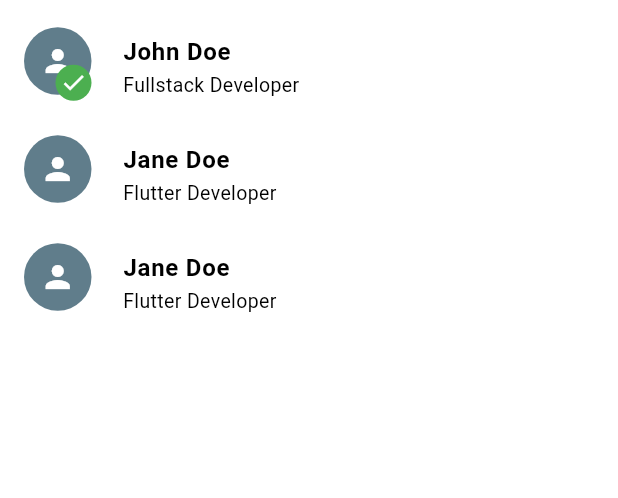
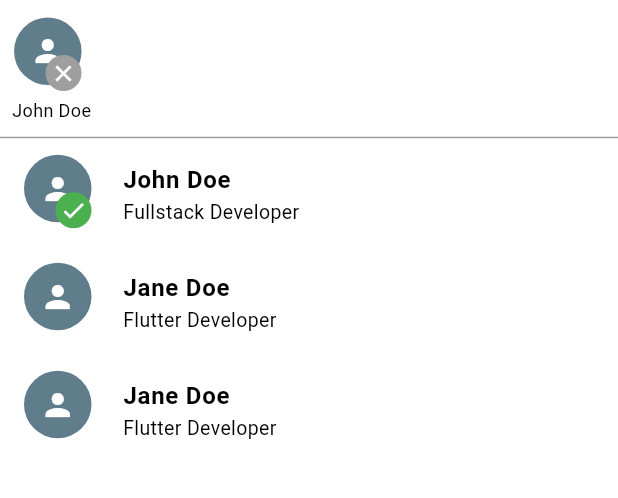
Before and after one commit to mrHeinrichh/ChatApp, a Flutter app: the CreateGroup screen opened directly, after a tap on "John Doe", on a phone screen of 412 x 824 dp, the part 71-569 px from its top. Run offline on Flutter 3.47's test engine with Material 3 defaults, Android fonts, the phone set to English and light mode, and no system bars; our stand-ins replace emoji_picker_flutter.

Commit message:
create 1 file and update 1 file

```diff
--- /dev/null
+++ b/lib/CustomUI/AvatarCard.dart
@@ -0,0 +1,54 @@
+import 'package:chatapp/Model/ChatModel.dart';
+import 'package:flutter/material.dart';
+
+class AvatarCard extends StatelessWidget {
+  const AvatarCard({super.key, required this.contact});
+
+  final ChatModel contact;
+
+  @override
+  Widget build(BuildContext context) {
+    return Padding(
+      padding: const EdgeInsets.symmetric(horizontal: 8.0, vertical: 2),
+      child: Column(
+        mainAxisAlignment: MainAxisAlignment.end,
+        children: [
+          Stack(
+            children: [
+              Container(
+                height: 53,
+                width: 50,
+                child: const Stack(
+                  children: [
+                    SizedBox(
+                      height: 45,
+                      width: 45,
+                      child: CircleAvatar(
+                        backgroundColor: Colors.blueGrey,
+                        radius: 23,
+                        child: Icon(Icons.person),
+                      ),
+                    ),
+                    Positioned(
+                      bottom: 4,
+                      right: 5,
+                      child: CircleAvatar(
+                        backgroundColor: Colors.grey,
+                        radius: 12,
+                        child: Icon(Icons.clear, size: 18),
+                      ),
+                    ),
+                  ],
+                ),
+              ),
+            ],
+          ),
+          Text(
+            contact.name,
+            style: const TextStyle(fontSize: 12),
+          ),
+        ],
+      ),
+    );
+  }
+}
--- a/lib/Screens/CreateGroup.dart
+++ b/lib/Screens/CreateGroup.dart
@@ -1,3 +1,4 @@
+import 'package:chatapp/CustomUI/AvatarCard.dart';
 import 'package:chatapp/CustomUI/ButtonCard.dart';
 import 'package:chatapp/CustomUI/ContactCard.dart';
 import 'package:chatapp/Model/ChatModel.dart';
@@ -35,26 +36,7 @@ class _CreateGroupState extends State<CreateGroup> {
         isGroup: true),
   ];
 
-  List<ChatModel> groups = [
-    ChatModel(
-        name: 'Group 1',
-        icon: 'group.svg',
-        time: '10:00',
-        currentMessage: 'Hello',
-        isGroup: true),
-    ChatModel(
-        name: 'Group 2',
-        icon: 'group.svg',
-        time: '11:00',
-        currentMessage: 'Hi',
-        isGroup: true),
-    ChatModel(
-        name: 'Group 3',
-        icon: 'group.svg',
-        time: '11:00',
-        currentMessage: 'Hi',
-        isGroup: true),
-  ];
+  List<ChatModel> groups = [];
   @override
   Widget build(BuildContext context) {
     return Scaffold(
@@ -89,26 +71,71 @@ class _CreateGroupState extends State<CreateGroup> {
           ),
         ],
       ),
-      body: ListView.builder(
-          itemCount: contacts.length,
+      body: Stack(
+        children: [
+          ListView.builder(
+            itemCount: contacts.length + 1,
+            itemBuilder: (context, index) {
+              if (index == 0) {
+                return Container(
+                  height: groups.isNotEmpty ? 85 : 10,
+                );
+              }
+              return InkWell(
+                onTap: () {
+                  setState(() {
+                    if (contacts[index - 1].select) {
+                      groups.remove(contacts[index - 1]);
+                      contacts[index - 1].select = false;
+                    } else {
+                      groups.add(contacts[index - 1]);
+                      contacts[index - 1].select = true;
+                    }
+                  });
+                },
+                child: ContactCard(
+                  contact: contacts[index - 1],
+                ),
+              );
+            },
+          ),
+          groups.isNotEmpty
+              ? Align(
+                  alignment: Alignment.topCenter,
+                  child: Column(
+                    mainAxisSize: MainAxisSize.min,
+                    children: [
+                      Container(
+                        height: 75,
+                        color: Colors.white,
+                        child: ListView.builder(
+                          scrollDirection: Axis.horizontal,
+                          itemCount: groups.length,
                           itemBuilder: (context, index) {
                             return InkWell(
                               onTap: () {
-                if (contacts[index].select == false) {
                                 setState(() {
-                    contacts[index].select = true;
+                                  groups[index].select = false;
+                                  groups.removeAt(index);
                                 });
-                } else {
-                  setState(() {
-                    contacts[index].select = false;
-                  });
-                }
                               },
-              child: ContactCard(
-                contact: contacts[index],
+                              child: AvatarCard(
+                                contact: groups[index],
                               ),
                             );
-          }),
+                          },
+                        ),
+                      ),
+                      const Divider(
+                        thickness: 1,
+                        color: Colors.grey,
+                      ),
+                    ],
+                  ),
+                )
+              : const SizedBox.shrink(),
+        ],
+      ),
     );
   }
 }
```
Lines whose indentation alone changed are shown as unchanged.
